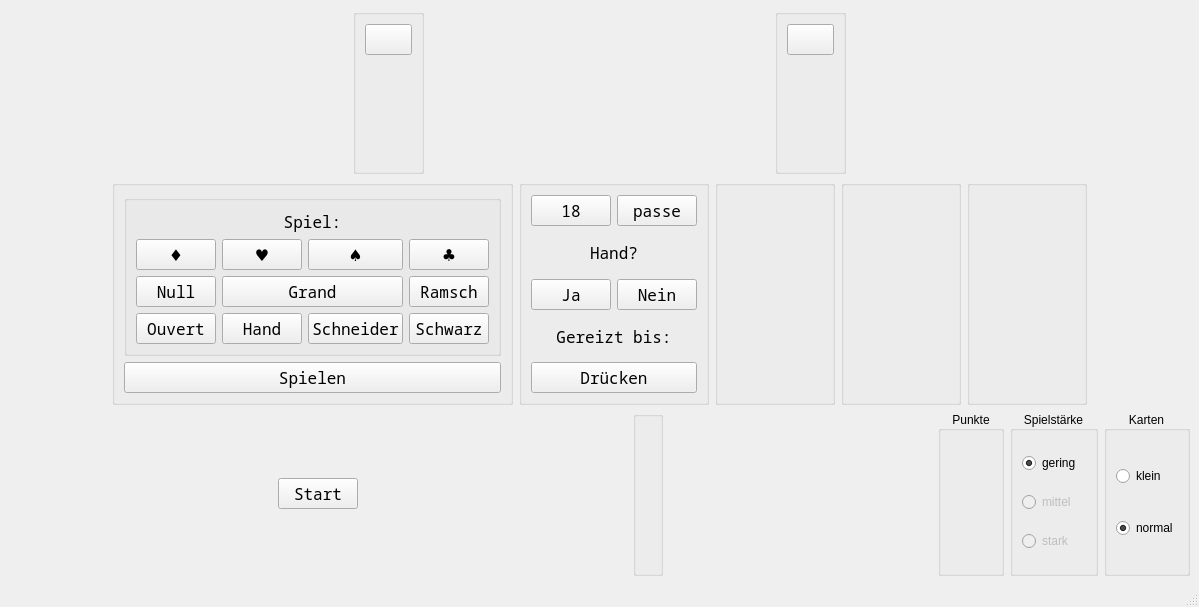
Old version of the form src/table.ui in the repository squawk7x/QuteSkatGame.
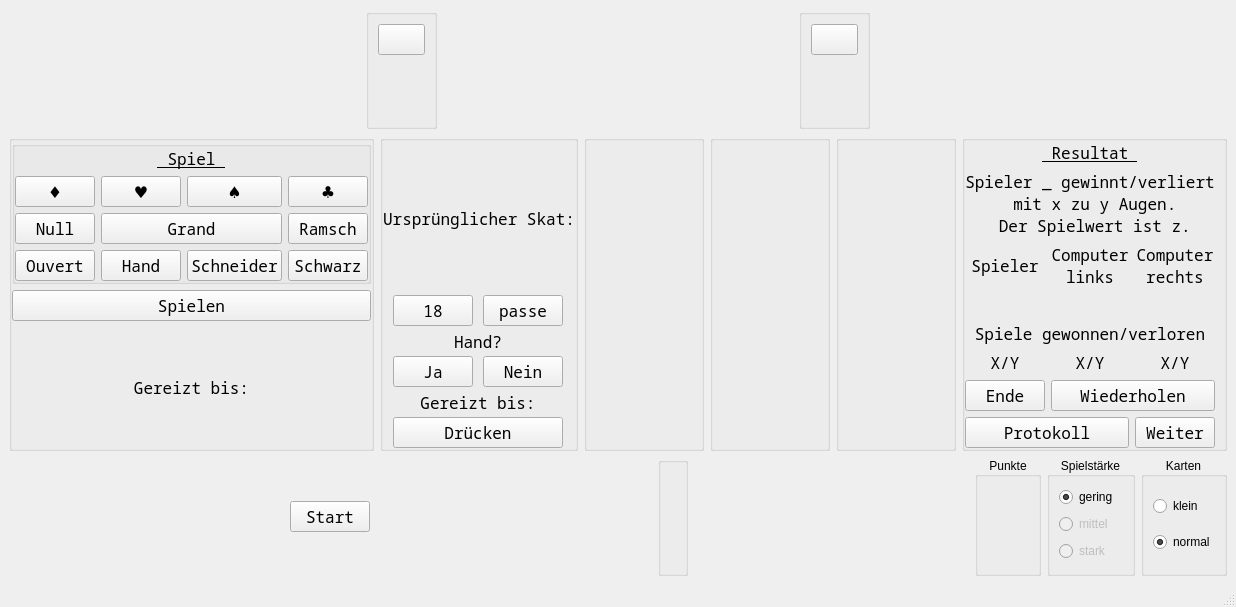
New version of the form.

Commit message: Layout Resultat, ursprünlicher Skat, finishRound points/score

```diff
--- a/src/table.ui
+++ b/src/table.ui
@@ -211,6 +211,18 @@
          <set>Qt::AlignmentFlag::AlignCenter</set>
         </property>
         <layout class="QVBoxLayout" name="verticalLayout_3">
+         <property name="leftMargin">
+          <number>0</number>
+         </property>
+         <property name="topMargin">
+          <number>0</number>
+         </property>
+         <property name="rightMargin">
+          <number>0</number>
+         </property>
+         <property name="bottomMargin">
+          <number>0</number>
+         </property>
          <item>
           <widget class="QGroupBox" name="gbRule">
            <property name="title">
@@ -223,16 +235,29 @@
             <bool>false</bool>
            </property>
            <layout class="QGridLayout" name="gridLayout_2">
+            <property name="leftMargin">
+             <number>0</number>
+            </property>
+            <property name="topMargin">
+             <number>0</number>
+            </property>
+            <property name="rightMargin">
+             <number>0</number>
+            </property>
+            <property name="bottomMargin">
+             <number>0</number>
+            </property>
             <item row="0" column="0" colspan="4">
              <widget class="QLabel" name="lblSpieler">
               <property name="font">
                <font>
                 <family>Noto Sans Mono</family>
                 <pointsize>12</pointsize>
+                <underline>true</underline>
                </font>
               </property>
               <property name="text">
-               <string>Spiel:</string>
+               <string> Spiel </string>
               </property>
               <property name="alignment">
                <set>Qt::AlignmentFlag::AlignCenter</set>
@@ -461,6 +486,23 @@
            </property>
           </widget>
          </item>
+         <item>
+          <widget class="QLabel" name="lblSpielGereiztBis">
+           <property name="font">
+            <font>
+             <family>Noto Sans Mono</family>
+             <pointsize>12</pointsize>
+             <underline>false</underline>
+            </font>
+           </property>
+           <property name="text">
+            <string>Gereizt bis:</string>
+           </property>
+           <property name="alignment">
+            <set>Qt::AlignmentFlag::AlignCenter</set>
+           </property>
+          </widget>
+         </item>
         </layout>
        </widget>
       </item>
@@ -479,6 +521,21 @@
          <set>Qt::AlignmentFlag::AlignCenter</set>
         </property>
         <layout class="QHBoxLayout" name="horizontalLayout_8">
+         <property name="spacing">
+          <number>0</number>
+         </property>
+         <property name="leftMargin">
+          <number>0</number>
+         </property>
+         <property name="topMargin">
+          <number>0</number>
+         </property>
+         <property name="rightMargin">
+          <number>0</number>
+         </property>
+         <property name="bottomMargin">
+          <number>0</number>
+         </property>
          <item>
           <layout class="QGridLayout" name="gridLayout">
            <item row="0" column="0">
@@ -488,7 +545,7 @@
              </property>
             </layout>
            </item>
-           <item row="2" column="0">
+           <item row="3" column="0">
             <layout class="QGridLayout" name="gridLayout_3">
              <item row="2" column="1">
               <widget class="QPushButton" name="pbHandNein">
@@ -616,6 +673,22 @@
              </item>
             </layout>
            </item>
+           <item row="0" column="0">
+            <widget class="QLabel" name="lblUrsprungsSkat">
+             <property name="font">
+              <font>
+               <family>Noto Sans Mono</family>
+               <pointsize>12</pointsize>
+              </font>
+             </property>
+             <property name="text">
+              <string>Ursprünglicher Skat:</string>
+             </property>
+             <property name="alignment">
+              <set>Qt::AlignmentFlag::AlignCenter</set>
+             </property>
+            </widget>
+           </item>
           </layout>
          </item>
         </layout>
@@ -753,6 +826,289 @@
         </layout>
        </widget>
       </item>
+      <item>
+       <widget class="QGroupBox" name="gbResultat">
+        <property name="title">
+         <string/>
+        </property>
+        <layout class="QGridLayout" name="gridLayout_8">
+         <property name="leftMargin">
+          <number>0</number>
+         </property>
+         <property name="topMargin">
+          <number>0</number>
+         </property>
+         <property name="bottomMargin">
+          <number>0</number>
+         </property>
+         <property name="spacing">
+          <number>6</number>
+         </property>
+         <item row="0" column="0">
+          <layout class="QGridLayout" name="gridLayout_6">
+           <item row="1" column="0" colspan="3">
+            <widget class="QLabel" name="lblSpielwert">
+             <property name="font">
+              <font>
+               <family>Noto Sans Mono</family>
+               <pointsize>12</pointsize>
+              </font>
+             </property>
+             <property name="text">
+              <string>Spieler _ gewinnt/verliert 
+ mit x zu y Augen. 
+ Der Spielwert ist z.</string>
+             </property>
+             <property name="alignment">
+              <set>Qt::AlignmentFlag::AlignCenter</set>
+             </property>
+            </widget>
+           </item>
+           <item row="5" column="1">
+            <widget class="QLabel" name="lblStatistik2">
+             <property name="font">
+              <font>
+               <family>Noto Sans Mono</family>
+               <pointsize>12</pointsize>
+              </font>
+             </property>
+             <property name="text">
+              <string>X/Y</string>
+             </property>
+             <property name="alignment">
+              <set>Qt::AlignmentFlag::AlignCenter</set>
+             </property>
+            </widget>
+           </item>
+           <item row="7" column="2">
+            <widget class="QPushButton" name="pbWeiter">
+             <property name="font">
+              <font>
+               <family>Noto Sans Mono</family>
+               <pointsize>12</pointsize>
+              </font>
+             </property>
+             <property name="text">
+              <string>Weiter</string>
+             </property>
+            </widget>
+           </item>
+           <item row="7" column="0" colspan="2">
+            <widget class="QPushButton" name="pbProtokoll">
+             <property name="font">
+              <font>
+               <family>Noto Sans Mono</family>
+               <pointsize>12</pointsize>
+              </font>
+             </property>
+             <property name="text">
+              <string>Protokoll</string>
+             </property>
+            </widget>
+           </item>
+           <item row="2" column="2">
+            <widget class="QLabel" name="lblResultat3">
+             <property name="font">
+              <font>
+               <family>Noto Sans Mono</family>
+               <pointsize>12</pointsize>
+              </font>
+             </property>
+             <property name="text">
+              <string>Computer
+rechts</string>
+             </property>
+             <property name="alignment">
+              <set>Qt::AlignmentFlag::AlignCenter</set>
+             </property>
+            </widget>
+           </item>
+           <item row="0" column="0" colspan="3">
+            <widget class="QLabel" name="lblResultat">
+             <property name="font">
+              <font>
+               <family>Noto Sans Mono</family>
+               <pointsize>12</pointsize>
+               <underline>true</underline>
+              </font>
+             </property>
+             <property name="text">
+              <string> Resultat </string>
+             </property>
+             <property name="alignment">
+              <set>Qt::AlignmentFlag::AlignCenter</set>
+             </property>
+            </widget>
+           </item>
+           <item row="5" column="0">
+            <widget class="QLabel" name="lblStatistik1">
+             <property name="font">
+              <font>
+               <family>Noto Sans Mono</family>
+               <pointsize>12</pointsize>
+              </font>
+             </property>
+             <property name="text">
+              <string>X/Y</string>
+             </property>
+             <property name="alignment">
+              <set>Qt::AlignmentFlag::AlignCenter</set>
+             </property>
+            </widget>
+           </item>
+           <item row="6" column="1" colspan="2">
+            <widget class="QPushButton" name="pbWiederholen">
+             <property name="font">
+              <font>
+               <family>Noto Sans Mono</family>
+               <pointsize>12</pointsize>
+              </font>
+             </property>
+             <property name="text">
+              <string>Wiederholen</string>
+             </property>
+            </widget>
+           </item>
+           <item row="6" column="0">
+            <widget class="QPushButton" name="pbEnde">
+             <property name="font">
+              <font>
+               <family>Noto Sans Mono</family>
+               <pointsize>12</pointsize>
+              </font>
+             </property>
+             <property name="text">
+              <string>Ende</string>
+             </property>
+            </widget>
+           </item>
+           <item row="5" column="2">
+            <widget class="QLabel" name="lblStatistik3">
+             <property name="font">
+              <font>
+               <family>Noto Sans Mono</family>
+               <pointsize>12</pointsize>
+              </font>
+             </property>
+             <property name="text">
+              <string>X/Y</string>
+             </property>
+             <property name="alignment">
+              <set>Qt::AlignmentFlag::AlignCenter</set>
+             </property>
+            </widget>
+           </item>
+           <item row="2" column="1">
+            <widget class="QLabel" name="lblResultat2">
+             <property name="font">
+              <font>
+               <family>Noto Sans Mono</family>
+               <pointsize>12</pointsize>
+              </font>
+             </property>
+             <property name="text">
+              <string>Computer
+links</string>
+             </property>
+             <property name="alignment">
+              <set>Qt::AlignmentFlag::AlignCenter</set>
+             </property>
+            </widget>
+           </item>
+           <item row="4" column="0" colspan="3">
+            <widget class="QLabel" name="lblStatistik">
+             <property name="font">
+              <font>
+               <family>Noto Sans Mono</family>
+               <pointsize>12</pointsize>
+              </font>
+             </property>
+             <property name="text">
+              <string>Spiele gewonnen/verloren</string>
+             </property>
+             <property name="alignment">
+              <set>Qt::AlignmentFlag::AlignCenter</set>
+             </property>
+            </widget>
+           </item>
+           <item row="2" column="0">
+            <widget class="QLabel" name="lblResultat1">
+             <property name="font">
+              <font>
+               <family>Noto Sans Mono</family>
+               <pointsize>12</pointsize>
+              </font>
+             </property>
+             <property name="text">
+              <string>Spieler</string>
+             </property>
+             <property name="alignment">
+              <set>Qt::AlignmentFlag::AlignCenter</set>
+             </property>
+            </widget>
+           </item>
+           <item row="3" column="0">
+            <widget class="QLabel" name="lblScore1">
+             <property name="font">
+              <font>
+               <family>Noto Sans Mono</family>
+               <pointsize>12</pointsize>
+              </font>
+             </property>
+             <property name="layoutDirection">
+              <enum>Qt::LayoutDirection::LeftToRight</enum>
+             </property>
+             <property name="text">
+              <string/>
+             </property>
+             <property name="alignment">
+              <set>Qt::AlignmentFlag::AlignCenter</set>
+             </property>
+            </widget>
+           </item>
+           <item row="3" column="1">
+            <widget class="QLabel" name="lblScore2">
+             <property name="font">
+              <font>
+               <family>Noto Sans Mono</family>
+               <pointsize>12</pointsize>
+              </font>
+             </property>
+             <property name="layoutDirection">
+              <enum>Qt::LayoutDirection::LeftToRight</enum>
+             </property>
+             <property name="text">
+              <string/>
+             </property>
+             <property name="alignment">
+              <set>Qt::AlignmentFlag::AlignCenter</set>
+             </property>
+            </widget>
+           </item>
+           <item row="3" column="2">
+            <widget class="QLabel" name="lblScore3">
+             <property name="font">
+              <font>
+               <family>Noto Sans Mono</family>
+               <pointsize>12</pointsize>
+              </font>
+             </property>
+             <property name="layoutDirection">
+              <enum>Qt::LayoutDirection::LeftToRight</enum>
+             </property>
+             <property name="text">
+              <string/>
+             </property>
+             <property name="alignment">
+              <set>Qt::AlignmentFlag::AlignCenter</set>
+             </property>
+            </widget>
+           </item>
+          </layout>
+         </item>
+        </layout>
+       </widget>
+      </item>
       <item>
        <spacer name="horizontalSpacer_12">
         <property name="orientation">
```
Left out of the diff: 6 changed lines with no effect on the pictures. The commit also changes 6 other files.
